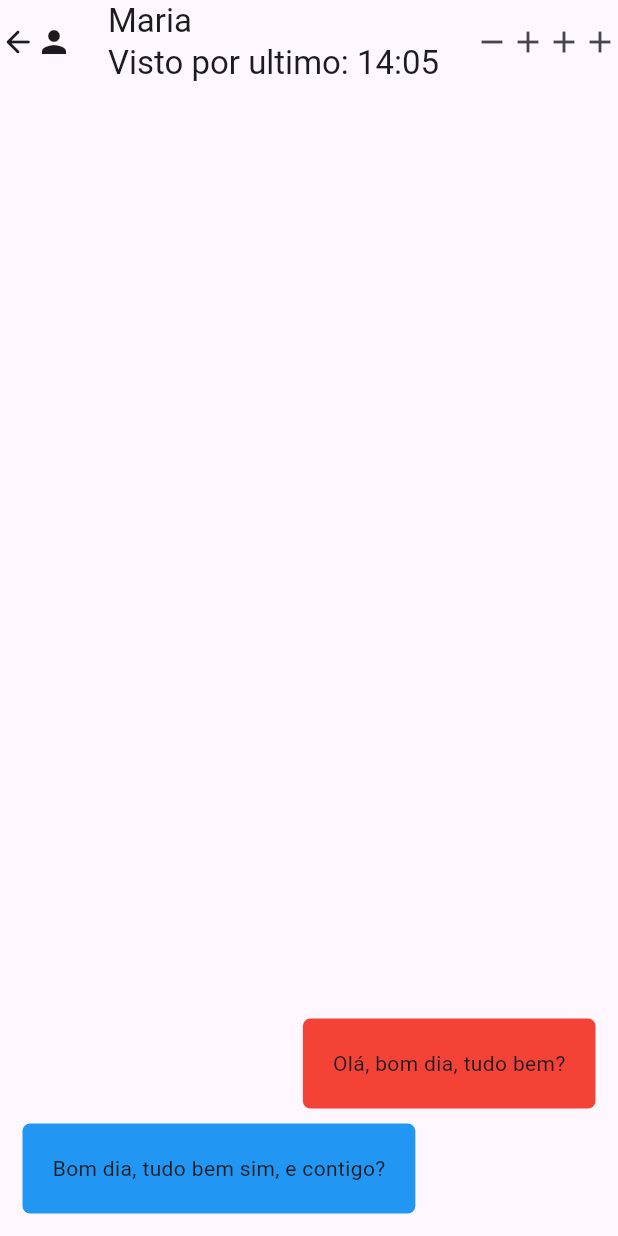
After one commit to LukGaming/flutter_projects, a Flutter app: the screen it shows after launch, after a tap on "Maria", on a phone screen of 412 x 824 dp. The commit adds this screen. Run offline on Flutter 3.47's test engine with Material 3 defaults, Android fonts, the phone set to English and light mode, and no system bars; our stand-ins replace cached_network_image, dio, file_picker, flutter_mobx, flutter_modular, from_css_color and 6 more; missing offline and left inert: gazelle_core; generated files the repository leaves out were written again; network calls fail.

Commit message:
Adicionando mensagems lado a lado

```diff
--- a/chat_app/lib/main.dart
+++ b/chat_app/lib/main.dart
@@ -1,7 +1,7 @@
 import 'package:chat_app/models/message.dart';
 import 'package:chat_app/models/user.dart';
 import 'package:chat_app/models/users_chat_message.dart';
-import 'package:chat_app/user_chat_messages/chat_message_card.dart';
+import 'package:chat_app/widgets/user_chat_messages/chat_message_card.dart';
 import 'package:flutter/material.dart';
 
 void main() {
@@ -70,7 +70,7 @@ class _IndividualChatPageState extends State<IndividualChatPage> {
       sendToUserId: users[1].id,
       sendFromUserId: users[0].id,
       bodyText: "Bom dia, tudo bem sim, e contigo?",
-      sentTime: DateTime.now().add(const Duration(seconds: 1)),
+      sentTime: DateTime.now().add(const Duration(seconds: -1)),
       messageFiles: [],
     );
 
@@ -95,6 +95,7 @@ class _IndividualChatPageState extends State<IndividualChatPage> {
       body: ListView.builder(
         itemBuilder: (context, index) {
           final chatMessage = chatMessages[index];
+          //TODO: trocar para usuário real
           final currentLoggedUser =
               users.where((element) => element.id == loggedUserId).first;
 
--- /dev/null
+++ b/chat_app/lib/widgets/messages/message_screen.dart
@@ -0,0 +1,62 @@
+import 'package:chat_app/models/message.dart';
+import 'package:chat_app/models/user.dart';
+import 'package:chat_app/widgets/messages/message_screen_appbar.dart';
+import 'package:chat_app/widgets/messages/message_widget.dart';
+import 'package:flutter/material.dart';
+
+class MessagePageScreen extends StatefulWidget {
+  final User chatWithUser;
+
+  final List<Message> messages;
+  const MessagePageScreen({
+    super.key,
+    required this.chatWithUser,
+    required this.messages,
+  });
+
+  @override
+  State<MessagePageScreen> createState() => _MessagePageScreenState();
+}
+
+class _MessagePageScreenState extends State<MessagePageScreen> {
+  List<Message> orderedMessages = [];
+  @override
+  void initState() {
+    super.initState();
+    orderedMessages = widget.messages;
+    orderedMessages.sort((b, a) => b.sentTime.compareTo(a.sentTime));
+  }
+
+  @override
+  Widget build(BuildContext context) {
+    return Scaffold(
+      appBar: PreferredSize(
+        preferredSize: const Size.fromHeight(100.0),
+        child: ChatAppBar(chatWithUser: widget.chatWithUser),
+      ),
+      body: Padding(
+        padding: const EdgeInsets.all(10.0),
+        child: ListView.builder(
+          itemBuilder: (context, index) {
+            final message = orderedMessages[index];
+            bool isCurrentUserMessage =
+                widget.chatWithUser.id == message.sendFromUserId;
+            return Row(
+              mainAxisAlignment: isCurrentUserMessage
+                  ? MainAxisAlignment.end
+                  : MainAxisAlignment.start,
+              children: [
+                MessageWidget(
+                  message: message,
+                  isRight: isCurrentUserMessage,
+                )
+              ],
+            );
+          },
+          itemCount: orderedMessages.length,
+          reverse: true,
+        ),
+      ),
+    );
+  }
+}
--- /dev/null
+++ b/chat_app/lib/widgets/messages/message_screen_appbar.dart
@@ -0,0 +1,48 @@
+import 'package:chat_app/models/user.dart';
+import 'package:chat_app/widgets/user_chat_messages/show_user_profile_image_card.dart';
+import 'package:flutter/material.dart';
+
+class ChatAppBar extends StatelessWidget {
+  final User chatWithUser;
+
+  const ChatAppBar({
+    super.key,
+    required this.chatWithUser,
+  });
+
+  @override
+  Widget build(BuildContext context) {
+    return AppBar(
+      actions: const [
+        Icon(Icons.remove),
+        Icon(Icons.add),
+        Icon(Icons.add),
+        Icon(Icons.add),
+      ],
+      leading: Row(
+        children: [
+          const Icon(Icons.arrow_back_rounded),
+          Hero(
+            tag: chatWithUser.id.toString,
+            child: ShowUserProfileImageCard(user: chatWithUser),
+          ),
+        ],
+      ),
+      title: Column(
+        mainAxisAlignment: MainAxisAlignment.start,
+        children: [
+          Row(
+            children: [
+              Text(chatWithUser.name),
+            ],
+          ),
+          const Row(
+            children: [
+              Text("Visto por ultimo: 14:05"),
+            ],
+          )
+        ],
+      ),
+    );
+  }
+}
--- /dev/null
+++ b/chat_app/lib/widgets/messages/message_widget.dart
@@ -0,0 +1,26 @@
+import 'package:chat_app/models/message.dart';
+import 'package:flutter/material.dart';
+
+class MessageWidget extends StatelessWidget {
+  final bool isRight;
+  const MessageWidget({
+    super.key,
+    required this.message,
+    required this.isRight,
+  });
+
+  final Message message;
+
+  @override
+  Widget build(BuildContext context) {
+    return Container(
+      margin: const EdgeInsets.all(5),
+      decoration: BoxDecoration(
+        borderRadius: const BorderRadius.all(Radius.circular(5)),
+        color: isRight ? Colors.red : Colors.blue,
+      ),
+      padding: const EdgeInsets.all(20),
+      child: Text(message.bodyText),
+    );
+  }
+}
--- a/chat_app/lib/user_chat_messages/chat_message_card.dart
+++ b/chat_app/lib/widgets/user_chat_messages/chat_message_card.dart
@@ -1,7 +1,8 @@
 import 'package:chat_app/functions/date_time_functions.dart';
 import 'package:chat_app/models/message.dart';
 import 'package:chat_app/models/user.dart';
-import 'package:chat_app/user_chat_messages/show_user_profile_image_card.dart';
+import 'package:chat_app/widgets/messages/message_screen.dart';
+import 'package:chat_app/widgets/user_chat_messages/show_user_profile_image_card.dart';
 import 'package:flutter/material.dart';
 
 class UsersChatMessageCard extends StatefulWidget {
@@ -33,7 +34,18 @@ class _UsersChatMessageCardState extends State<UsersChatMessageCard> {
   @override
   Widget build(BuildContext context) {
     return ListTile(
-      leading: ShowUserProfileImageCard(user: widget.sentToUser),
+      onTap: () => Navigator.of(context).push(
+        MaterialPageRoute(
+          builder: (context) => MessagePageScreen(
+            chatWithUser: widget.sentToUser,
+            messages: widget.messages,
+          ),
+        ),
+      ),
+      leading: Hero(
+        tag: widget.sentToUser.id.toString,
+        child: ShowUserProfileImageCard(user: widget.sentToUser),
+      ),
       title: Text(widget.sentToUser.name),
       subtitle: Text(
         lastMessage != null ? lastMessage!.bodyText : "",
```
Also changed, not shown: chat_app/lib/widgets/user_chat_messages/show_user_profile_image_card.dart (renamed from chat_app/lib/user_chat_messages/show_user_profile_image_card.dart).
